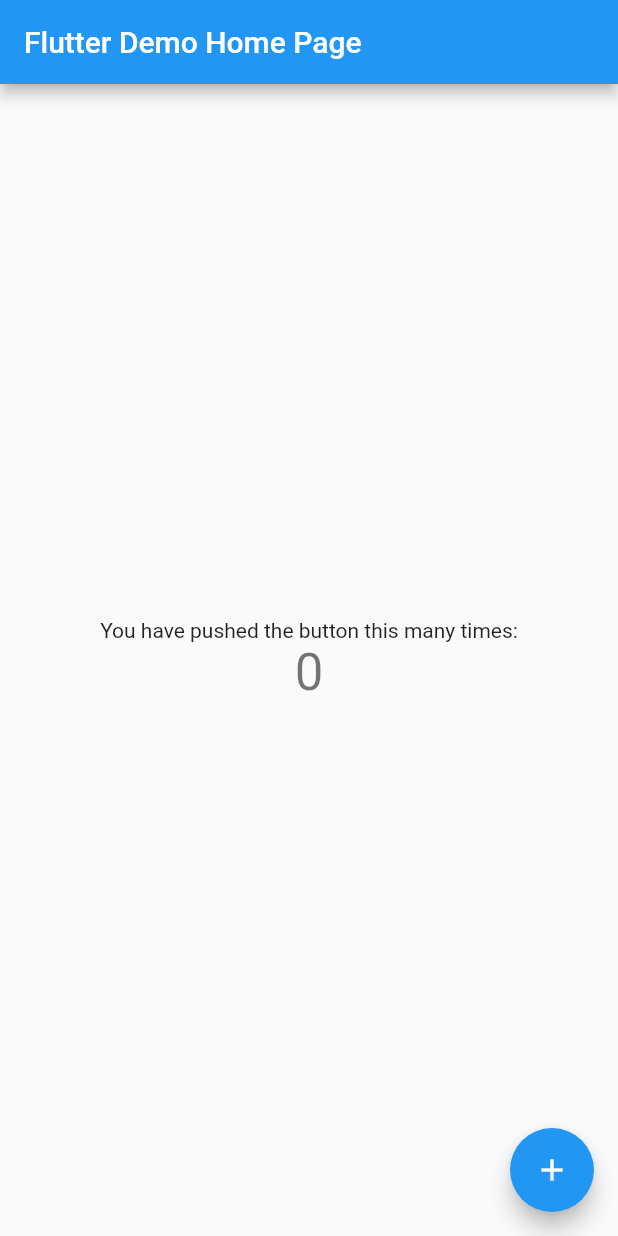
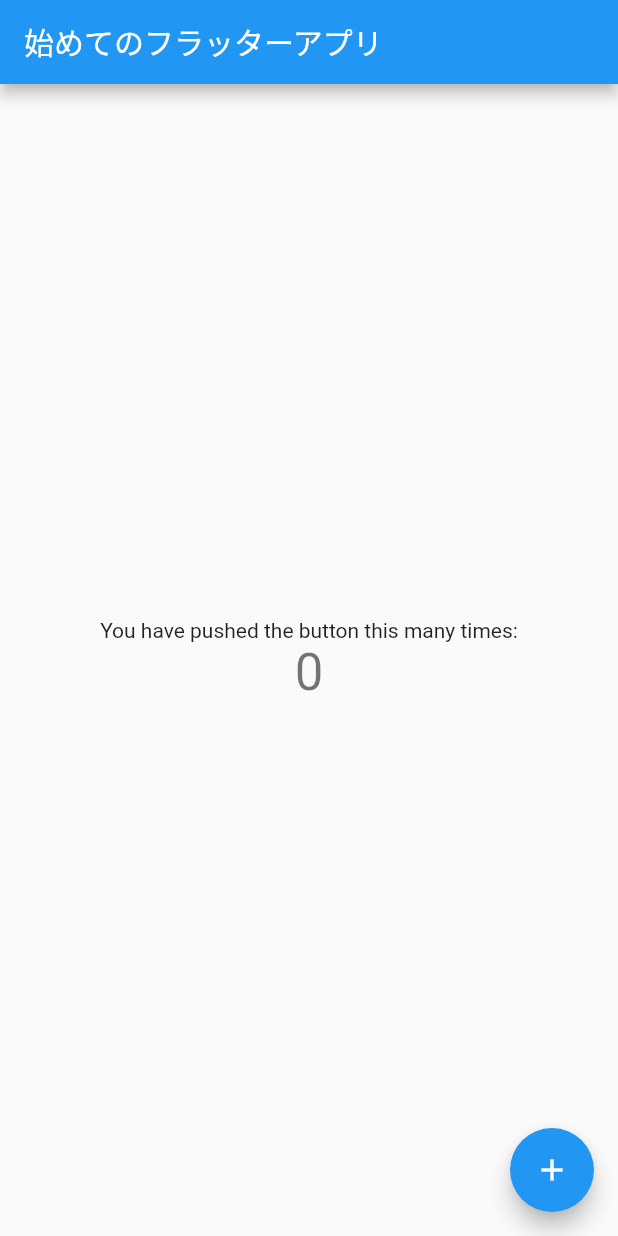
Before and after one commit to yuki-snow1823/flutter, a Flutter app: the screen it shows after launch, on a phone screen of 412 x 824 dp. Run offline on Flutter 3.47's test engine with Material 2 defaults, Android fonts, the phone set to English and light mode, and no system bars.

Commit message:
add: ビルドの成功

```diff
--- a/lib/main.dart
+++ b/lib/main.dart
@@ -26,7 +26,7 @@ class MyApp extends StatelessWidget {
         // closer together (more dense) than on mobile platforms.
         visualDensity: VisualDensity.adaptivePlatformDensity,
       ),
-      home: MyHomePage(title: 'Flutter Demo Home Page'),
+      home: MyHomePage(title: '始めてのフラッターアプリ'),
     );
   }
 }
```
